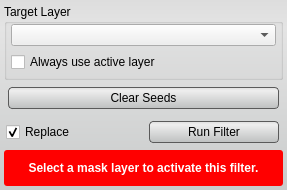
This is src/Interface/ToolInterface/FillHolesFilterInterface.ui in jessdtate/Seg3D as Qt 5 draws it before an edit. The edited form follows.
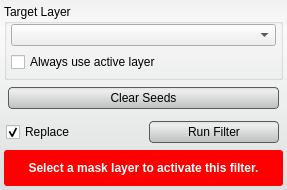
This is the edited form. Custom widgets are drawn as their Qt base class.

What changed in the file:
```diff
--- a/src/Interface/ToolInterface/FillHolesFilterInterface.ui
+++ b/src/Interface/ToolInterface/FillHolesFilterInterface.ui
@@ -28,7 +28,7 @@
   <property name="styleSheet">
    <string notr="true">QWidget#FillHolesFilterInterface{
 	border-radius: 3px;
-	background-color: qlineargradient(spread:pad, x1:0.5, y1:0, x2:0.5, y2:0.960227, stop:0 rgba(221, 221, 221, 255), stop:0.155779 rgba(228, 228, 228, 255), stop:1 rgba(202, 204, 204, 255));      
+	background-color: qlineargradient(spread:pad, x1:0.5, y1:0, x2:0.5, y2:0.960227, stop:0 rgba(241, 241, 241, 255), stop:0.155779 rgba(250, 250, 250, 255), stop:1 rgba(222, 224, 224, 255));       
 }
 
 QPushButton{
```
